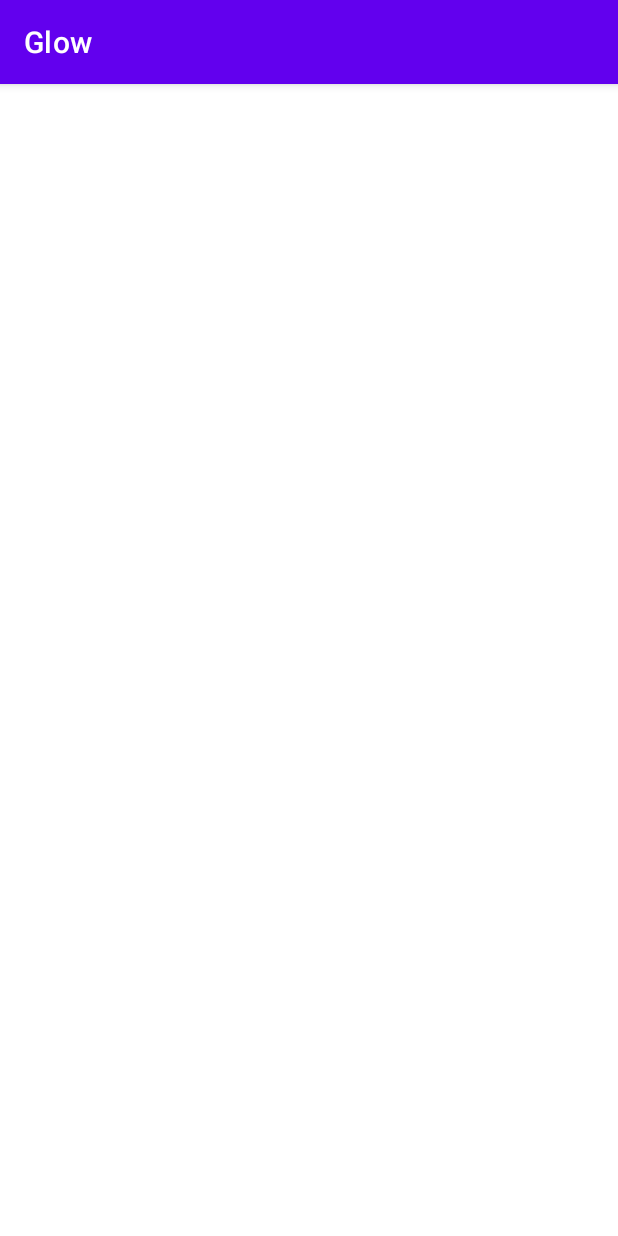
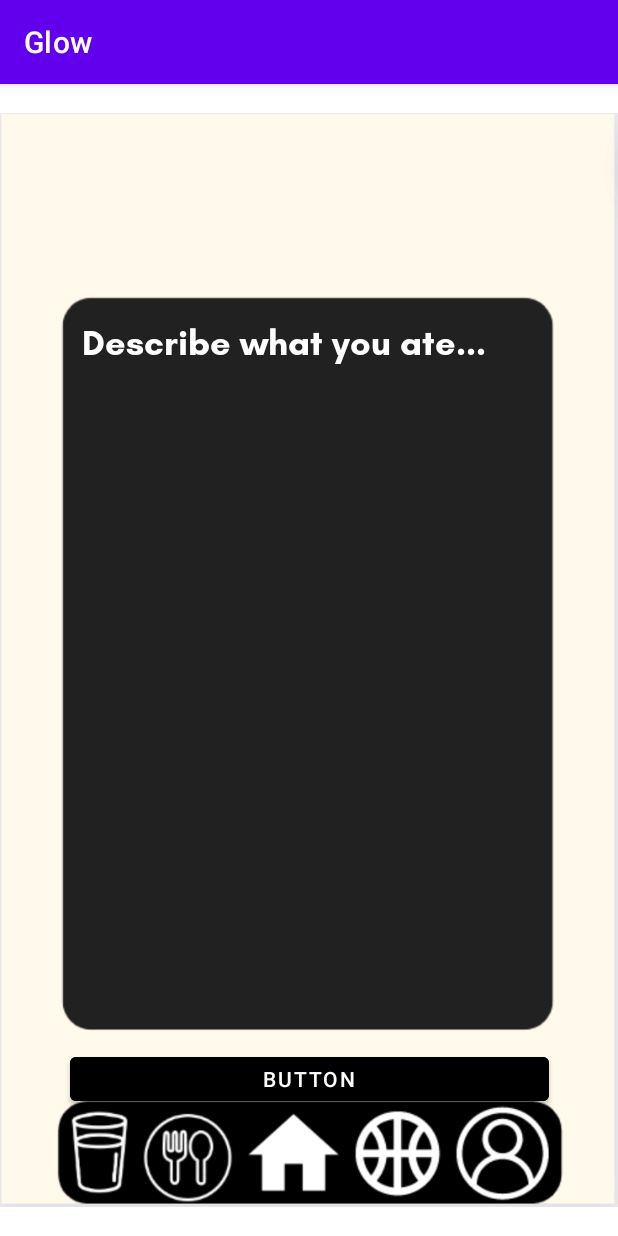
Before and after one commit to chloegem/MobileFinalProject, an Android app: the TrackYourFood screen opened directly, with no data from a screen before it, on a phone screen of 412 x 824 dp. Run offline under Robolectric (Android 15) with nearby library versions, the phone set to English and light mode, and no system bars.

Commit message:
UI/UX complete for Track Your Food

```diff
--- a/Frontend/app/src/main/res/layout/activity_track_your_food.xml
+++ b/Frontend/app/src/main/res/layout/activity_track_your_food.xml
@@ -6,4 +6,118 @@
     android:layout_height="match_parent"
     tools:context=".TrackYourFood">
 
+    <ImageView
+        android:id="@+id/imageView10"
+        android:layout_width="wrap_content"
+        android:layout_height="wrap_content"
+        app:layout_constraintBottom_toBottomOf="parent"
+        app:layout_constraintEnd_toEndOf="parent"
+        app:layout_constraintHorizontal_bias="0.0"
+        app:layout_constraintStart_toStartOf="parent"
+        app:layout_constraintTop_toTopOf="parent"
+        app:layout_constraintVertical_bias="1.0"
+        app:srcCompat="@drawable/foodactivity" />
+
+    <TextView
+        android:id="@+id/textView13"
+        android:layout_width="57dp"
+        android:layout_height="69dp"
+        android:onClick="goWater"
+        app:layout_constraintBottom_toBottomOf="parent"
+        app:layout_constraintEnd_toEndOf="parent"
+        app:layout_constraintHorizontal_bias="0.093"
+        app:layout_constraintStart_toStartOf="parent"
+        app:layout_constraintTop_toTopOf="parent"
+        app:layout_constraintVertical_bias="0.998" />
+
+    <TextView
+        android:id="@+id/textView31"
+        android:layout_width="71dp"
+        android:layout_height="70dp"
+        android:onClick="goFood"
+        app:layout_constraintBottom_toBottomOf="parent"
+        app:layout_constraintEnd_toEndOf="parent"
+        app:layout_constraintHorizontal_bias="0.264"
+        app:layout_constraintStart_toStartOf="parent"
+        app:layout_constraintTop_toTopOf="parent"
+        app:layout_constraintVertical_bias="1.0" />
+
+    <TextView
+        android:id="@+id/textView40"
+        android:layout_width="71dp"
+        android:layout_height="70dp"
+        android:onClick="goHome"
+        app:layout_constraintBottom_toBottomOf="parent"
+        app:layout_constraintEnd_toEndOf="parent"
+        app:layout_constraintHorizontal_bias="0.473"
+        app:layout_constraintStart_toStartOf="parent"
+        app:layout_constraintTop_toTopOf="parent"
+        app:layout_constraintVertical_bias="1.0" />
+
+    <TextView
+        android:id="@+id/textView41"
+        android:layout_width="71dp"
+        android:layout_height="70dp"
+        android:onClick="goSport"
+        app:layout_constraintBottom_toBottomOf="parent"
+        app:layout_constraintEnd_toEndOf="parent"
+        app:layout_constraintHorizontal_bias="0.682"
+        app:layout_constraintStart_toStartOf="parent"
+        app:layout_constraintTop_toTopOf="parent"
+        app:layout_constraintVertical_bias="1.0" />
+
+    <TextView
+        android:id="@+id/textView42"
+        android:layout_width="71dp"
+        android:layout_height="70dp"
+        android:onClick="goUser"
+        app:layout_constraintBottom_toBottomOf="parent"
+        app:layout_constraintEnd_toEndOf="parent"
+        app:layout_constraintHorizontal_bias="0.891"
+        app:layout_constraintStart_toStartOf="parent"
+        app:layout_constraintTop_toTopOf="parent"
+        app:layout_constraintVertical_bias="0.998" />
+
+    <TextView
+        android:id="@+id/food_info"
+        android:layout_width="303dp"
+        android:layout_height="452dp"
+        android:fontFamily="@font/glacialindifferencebold"
+        android:text="Describe what you ate..."
+        android:textColor="#FFFFFF"
+        android:textColorHighlight="#FFFFFF"
+        android:textColorHint="#FFFFFF"
+        android:textColorLink="#FFFFFF"
+        android:textSize="24sp"
+        app:layout_constraintBottom_toBottomOf="parent"
+        app:layout_constraintEnd_toEndOf="parent"
+        app:layout_constraintStart_toStartOf="parent"
+        app:layout_constraintTop_toTopOf="parent"
+        app:layout_constraintVertical_bias="0.498" />
+
+    <Button
+        android:id="@+id/button3"
+        android:layout_width="319dp"
+        android:layout_height="41dp"
+        android:backgroundTint="#000000"
+        android:onClick="addInfo"
+        android:text="Button"
+        app:layout_constraintBottom_toBottomOf="parent"
+        app:layout_constraintEnd_toEndOf="parent"
+        app:layout_constraintStart_toStartOf="parent"
+        app:layout_constraintTop_toTopOf="parent"
+        app:layout_constraintVertical_bias="0.884" />
+
+    <TextView
+        android:id="@+id/header_food"
+        android:layout_width="241dp"
+        android:layout_height="56dp"
+        android:fontFamily="@font/glacialindifferencebold"
+        android:gravity="center"
+        android:textSize="24sp"
+        app:layout_constraintBottom_toBottomOf="parent"
+        app:layout_constraintEnd_toEndOf="parent"
+        app:layout_constraintStart_toStartOf="parent"
+        app:layout_constraintTop_toTopOf="parent"
+        app:layout_constraintVertical_bias="0.085" />
 </androidx.constraintlayout.widget.ConstraintLayout>
```
Also changed, not shown: Frontend/app/src/main/java/com/example/glow/TrackYourSport.java (+0 -12 lines).
